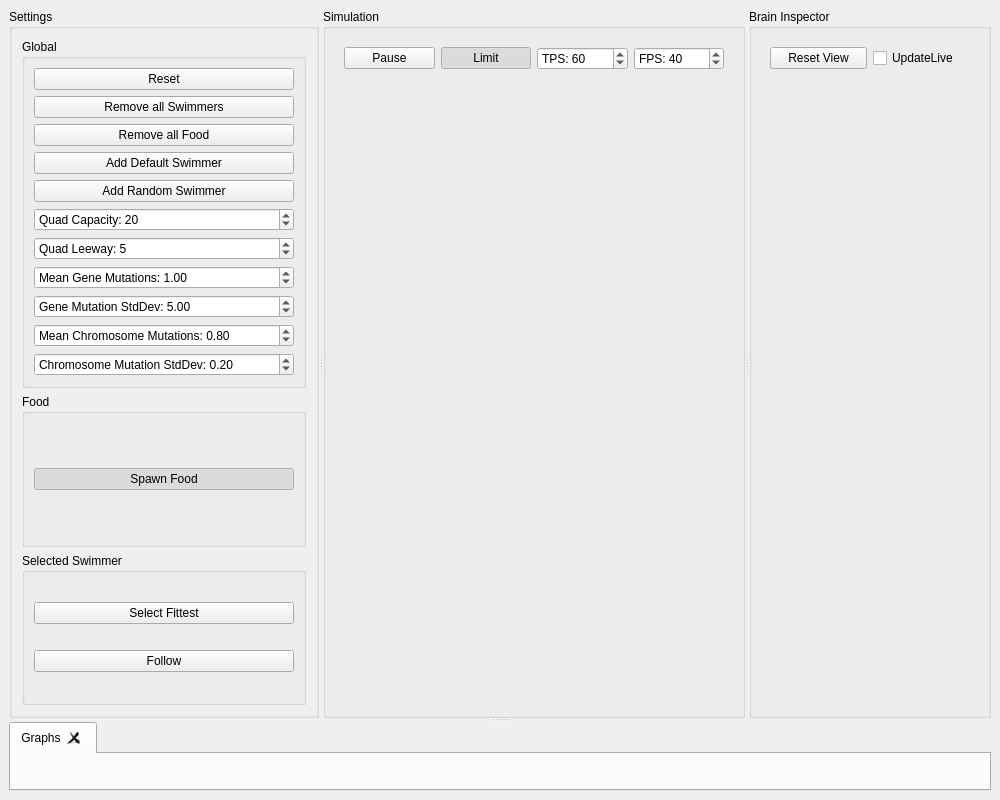
Before: the Qt Designer form MainWindow.ui in mikepyne/Trilobytes, drawn with Qt 5.
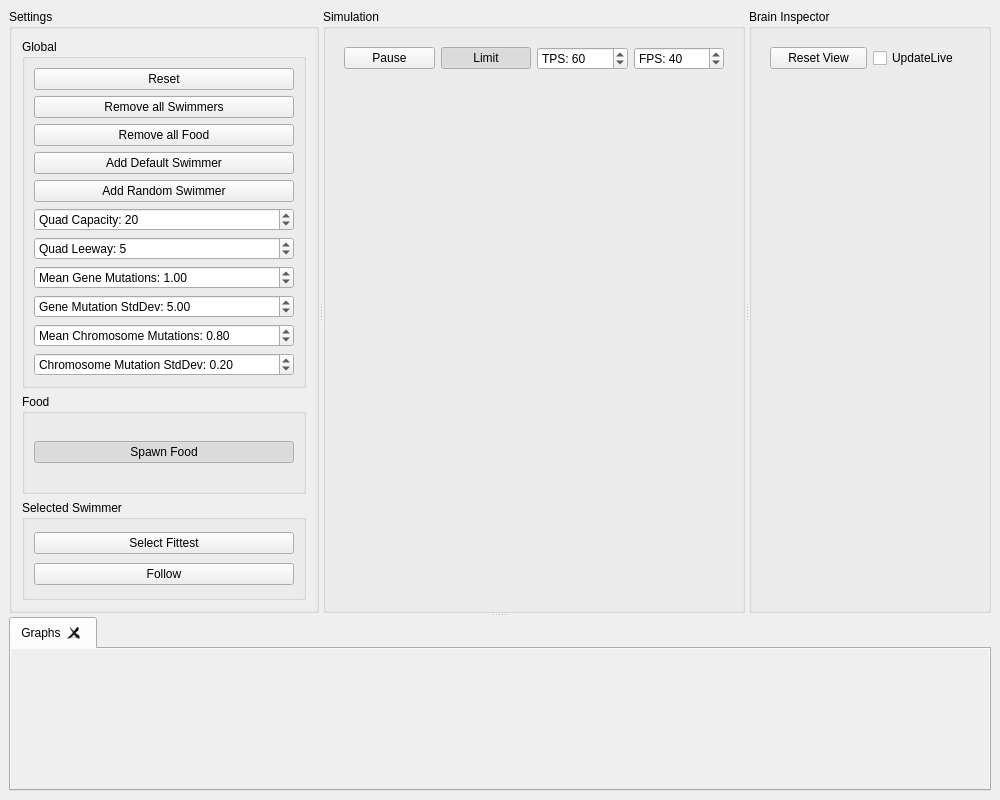
After: the same form once the commit is applied. Custom widgets are drawn as their Qt base class.

Commit message: Added an optional graph graticule for easy reading of values at particular points -Made graphs view more compressible

Diff of the .ui file:
```diff
--- a/MainWindow.ui
+++ b/MainWindow.ui
@@ -82,7 +82,7 @@
                  <x>0</x>
                  <y>0</y>
                  <width>292</width>
-                 <height>663</height>
+                 <height>551</height>
                 </rect>
                </property>
                <layout class="QVBoxLayout" name="verticalLayout_5">
@@ -386,8 +386,11 @@
        </layout>
       </widget>
       <widget class="QTabWidget" name="graphs">
-       <property name="usesScrollButtons">
-        <bool>false</bool>
+       <property name="sizePolicy">
+        <sizepolicy hsizetype="Preferred" vsizetype="Preferred">
+         <horstretch>0</horstretch>
+         <verstretch>0</verstretch>
+        </sizepolicy>
        </property>
        <property name="tabsClosable">
         <bool>true</bool>
@@ -396,6 +399,49 @@
         <attribute name="title">
          <string>Graphs</string>
         </attribute>
+        <layout class="QHBoxLayout" name="horizontalLayout_5">
+         <property name="spacing">
+          <number>0</number>
+         </property>
+         <property name="leftMargin">
+          <number>0</number>
+         </property>
+         <property name="topMargin">
+          <number>0</number>
+         </property>
+         <property name="rightMargin">
+          <number>0</number>
+         </property>
+         <property name="bottomMargin">
+          <number>0</number>
+         </property>
+         <item>
+          <widget class="QScrollArea" name="newGraphButtonsScroller">
+           <property name="frameShape">
+            <enum>QFrame::NoFrame</enum>
+           </property>
+           <property name="frameShadow">
+            <enum>QFrame::Plain</enum>
+           </property>
+           <property name="lineWidth">
+            <number>0</number>
+           </property>
+           <property name="widgetResizable">
+            <bool>true</bool>
+           </property>
+           <widget class="QWidget" name="newGraphButtonsContainer">
+            <property name="geometry">
+             <rect>
+              <x>0</x>
+              <y>0</y>
+              <width>976</width>
+              <height>141</height>
+             </rect>
+            </property>
+           </widget>
+          </widget>
+         </item>
+        </layout>
        </widget>
       </widget>
      </widget>
```
The commit also changes 6 other files.
